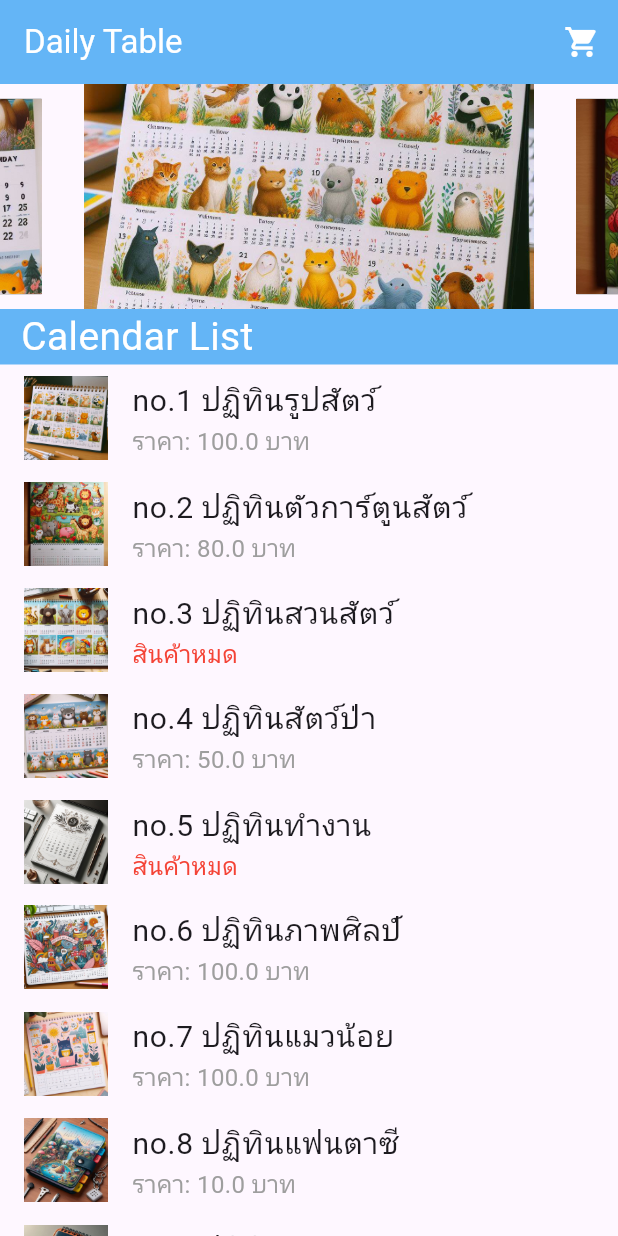
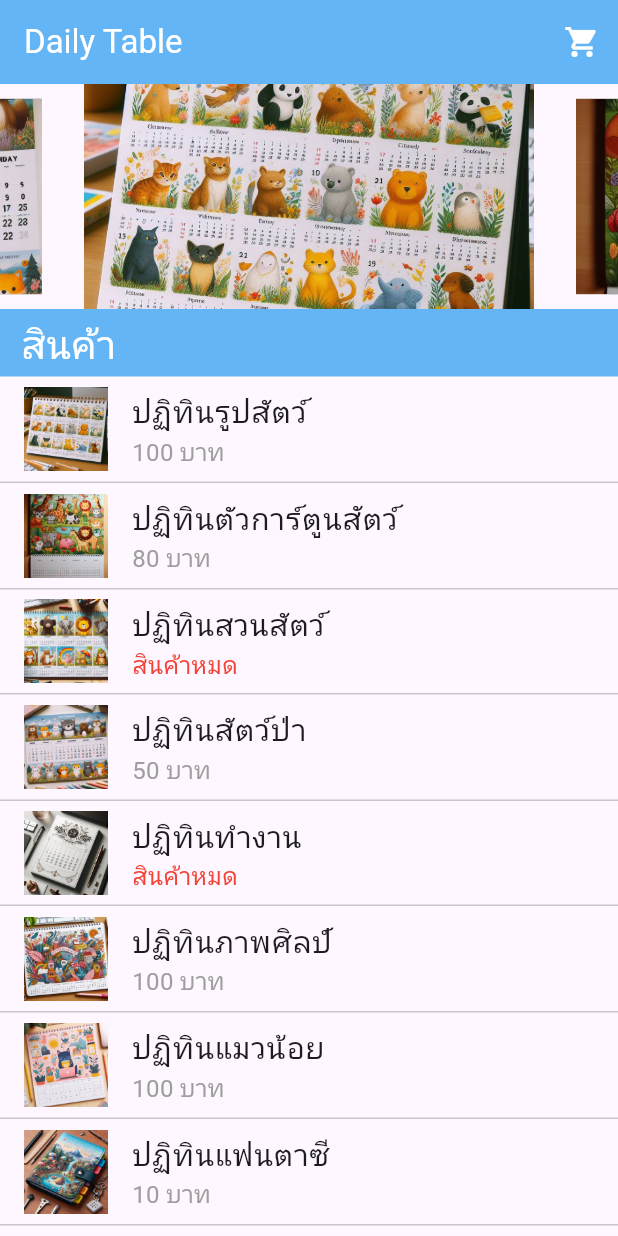
Before and after one commit to SaluteKevin/flutterCalendar, a Flutter app: the screen it shows after launch, on a phone screen of 412 x 824 dp. Run offline on Flutter 3.47's test engine with Material 3 defaults, Android fonts, the phone set to English and light mode, and no system bars; drawn by our look-alikes of carousel_slider; our stand-ins replace sembast; missing offline and left inert: postgres.

Commit message:
Update: shopping cart provider

```diff
--- a/lib/main.dart
+++ b/lib/main.dart
@@ -1,14 +1,12 @@
-import 'package:calendar_app/providers/cart_provider.dart';
+import 'package:calendar_app/providers/cartProvider.dart';
 import 'package:calendar_app/screens/splash_screen.dart';
 import 'package:flutter/material.dart';
 import 'package:provider/provider.dart';
+import 'package:postgres/postgres.dart';
 
 void main() {
   runApp(
-    ChangeNotifierProvider(
-      create: (context) => CartProvider(),
-      child: const MyApp(),
-    ),
+    const MyApp()
   );
 }
 
@@ -17,8 +15,16 @@ class MyApp extends StatelessWidget {
 
   @override
   Widget build(BuildContext context) {
-    return const MaterialApp(
+    return MultiProvider(providers: [
+
+      ChangeNotifierProvider(create: (context){
+        return CartProvider();
+      })
+    ],
+
+    child: const MaterialApp(
       home: SplashScreen(),
+    )
     );
   }
 }
--- a/lib/providers/cart_provider.dart
+++ /dev/null
@@ -1,23 +0,0 @@
-import 'package:calendar_app/database/order_db.dart';
-import 'package:flutter/foundation.dart';
-import 'package:calendar_app/models/ShoppingCart.dart';
-
-import '../models/CalendarInfo.dart';
-
-class CartProvider with ChangeNotifier{
-  List<ShoppingCart> cart = [
-    ShoppingCart(calendar: CalendarInfo("ปฏิทินรูปสัตว์", "Desktop", 100, "assets/images/image1.jpg",
-        "20"), amount: 20, date: DateTime.now()),
-  ];
-
-  List<ShoppingCart> getItem(){
-    return cart;
-  }
-
-  void addItem(ShoppingCart item){
-    var db = OrderDB(dbName: 'calendar.db').openDatabase();
-    print(db);
-    cart.insert(0, item);
-    notifyListeners();
-  }
-}
--- a/lib/screens/home_screen.dart
+++ b/lib/screens/home_screen.dart
@@ -2,6 +2,7 @@ import 'package:calendar_app/models/CalendarInfo.dart';
 import 'package:calendar_app/screens/CartPage.dart';
 import 'package:calendar_app/screens/ViewPage.dart';
 import 'package:flutter/material.dart';
+import 'package:intl/intl.dart';
 import 'ImageSlider.dart';
 
 class HomeScreen extends StatelessWidget {
@@ -36,27 +37,27 @@ class _MainPageState extends State<MainPage> {
   ];
 
   List<CalendarInfo> calendars = [
-    CalendarInfo("ปฏิทินรูปสัตว์", "Desktop", 100, "assets/images/image1.jpg",
+    CalendarInfo("ปฏิทินรูปสัตว์", "ตั้งโต๊ะ", 100, "assets/images/image1.jpg",
         "20"),
     CalendarInfo(
-        "ปฏิทินตัวการ์ตูนสัตว์", "Hanging", 80, "assets/images/image2.jpg", "10"),
-    CalendarInfo("ปฏิทินสวนสัตว์", "Pocket", 10, "assets/images/image3.jpg",
+        "ปฏิทินตัวการ์ตูนสัตว์", "แขวน", 80, "assets/images/image2.jpg", "10"),
+    CalendarInfo("ปฏิทินสวนสัตว์", "พกพา", 10, "assets/images/image3.jpg",
         "0"),
-    CalendarInfo("ปฏิทินสัตว์ป่า", "Poster", 50, "assets/images/image4.jpg",
+    CalendarInfo("ปฏิทินสัตว์ป่า", "โปสเตอร์", 50, "assets/images/image4.jpg",
         "50"),
-    CalendarInfo("ปฏิทินทำงาน", "Pocket", 10, "assets/images/image5.jpg",
+    CalendarInfo("ปฏิทินทำงาน", "พกพา", 10, "assets/images/image5.jpg",
         "0"),
-    CalendarInfo("ปฏิทินภาพศิลป์", "Desktop", 100, "assets/images/image6.jpg",
+    CalendarInfo("ปฏิทินภาพศิลป์", "ตั้งโต๊ะ", 100, "assets/images/image6.jpg",
         "20"),
-    CalendarInfo("ปฏิทินแมวน้อย", "Desktop", 100,  "assets/images/image7.jpg",
+    CalendarInfo("ปฏิทินแมวน้อย", "ตั้งโต๊ะ", 100,  "assets/images/image7.jpg",
         "10"),
-    CalendarInfo("ปฏิทินแฟนตาซี", "Pocket", 10, "assets/images/image8.jpg",
+    CalendarInfo("ปฏิทินแฟนตาซี", "พกพา", 10, "assets/images/image8.jpg",
         "30"),
-    CalendarInfo("ปฏิทินอวกาศ", "Pocket", 10, "assets/images/image9.jpg",
+    CalendarInfo("ปฏิทินอวกาศ", "พกพา", 10, "assets/images/image9.jpg",
         "40"),
-    CalendarInfo("ปฏิทินนักบินอวกาศ", "Poster", 50, "assets/images/image10.jpg",
+    CalendarInfo("ปฏิทินนักบินอวกาศ", "โปสเตอร์", 50, "assets/images/image10.jpg",
         "60"),
-    CalendarInfo("ปฏิทินเฉลิมฉลอง", "Desktop", 100, "assets/images/image11.jpg",
+    CalendarInfo("ปฏิทินเฉลิมฉลอง", "ตั้งโต๊ะ", 100, "assets/images/image11.jpg",
         "15"),
   ];
 
@@ -86,9 +87,9 @@ class _MainPageState extends State<MainPage> {
             child: Container(
               decoration: BoxDecoration(color: Colors.blue[300]),
               child: const Padding(
-                padding: EdgeInsets.fromLTRB(14, 0, 20, 0),
+                padding: EdgeInsets.fromLTRB(14, 4, 20, 4),
                 child: Text(
-                  'Calendar List',
+                  'สินค้า',
                   style: TextStyle(
                     fontSize: 26,
                     color: Colors.white,
@@ -98,14 +99,17 @@ class _MainPageState extends State<MainPage> {
             ),
           ),
           Expanded(
-            child: ListView.builder(
+            child: ListView.separated(
               itemCount: calendars.length,
+              separatorBuilder: (BuildContext context, int index){
+                return const Divider(height: 1,);
+              },
               itemBuilder: (BuildContext context, int index) {
                 CalendarInfo calendar = calendars[index];
                 return ListTile(
                   leading: Image.asset(calendar.img),
                   title: Text(
-                    "no.${index + 1} ${calendar.name}",
+                    calendar.name,
                     style: const TextStyle(fontSize: 20),
                   ),
                   subtitle: calendar.stock == "0"
@@ -117,7 +121,7 @@ class _MainPageState extends State<MainPage> {
                           ),
                         )
                       : Text(
-                          "ราคา: ${calendar.price} บาท",
+                          "${NumberFormat("#,###.##").format(calendar.price)} บาท",
                           style: const TextStyle(
                             fontSize: 16,
                             color: Colors.grey,
--- a/pubspec.yaml
+++ b/pubspec.yaml
@@ -42,6 +42,7 @@ dependencies:
   sembast: ^3.5.0+1
   path_provider: ^2.1.2
   path: ^1.8.3
+  postgres: ^3.0.8
 
 dev_dependencies:
   flutter_test:
```
Also changed, not shown: lib/Managers/DatabaseInstance.dart (added, +20 -0 lines), lib/Managers/order_db.dart (added, +37 -0 lines), lib/Services/DB.dart (added, +13 -0 lines), lib/database/order_db.dart (deleted, +0 -28 lines), lib/databases/schema.dart (added, +13 -0 lines), lib/providers/cartProvider.dart (added, +24 -0 lines), lib/screens/CartPage.dart (+51 -15 lines), lib/screens/ViewPage.dart (+37 -18 lines), pubspec.lock.
